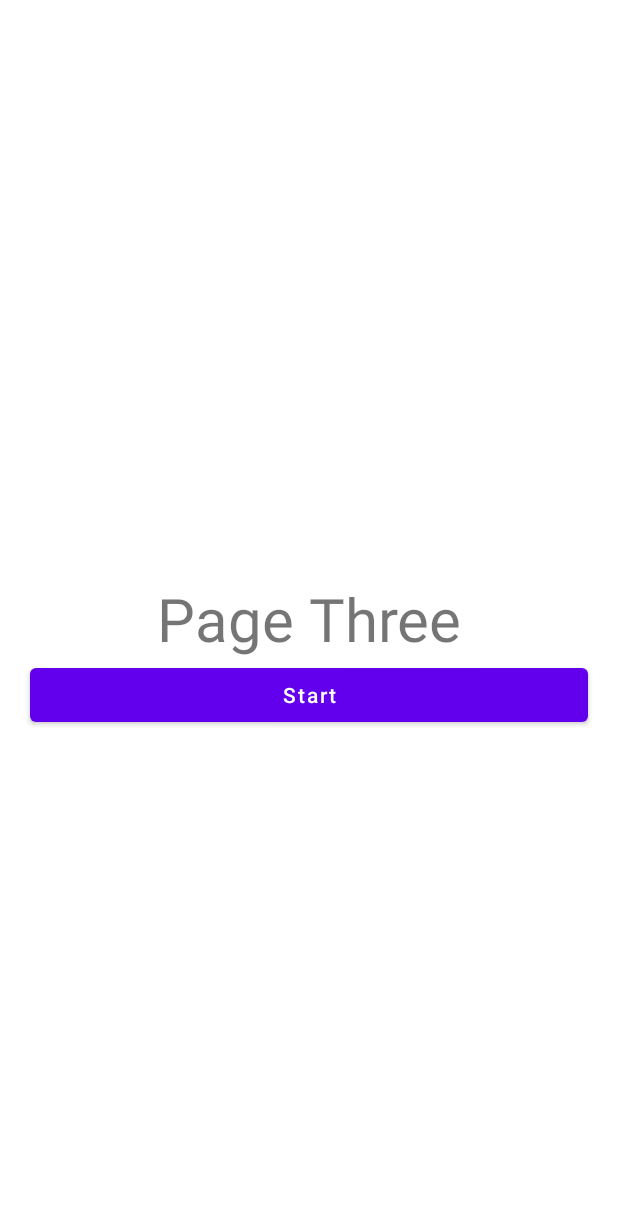
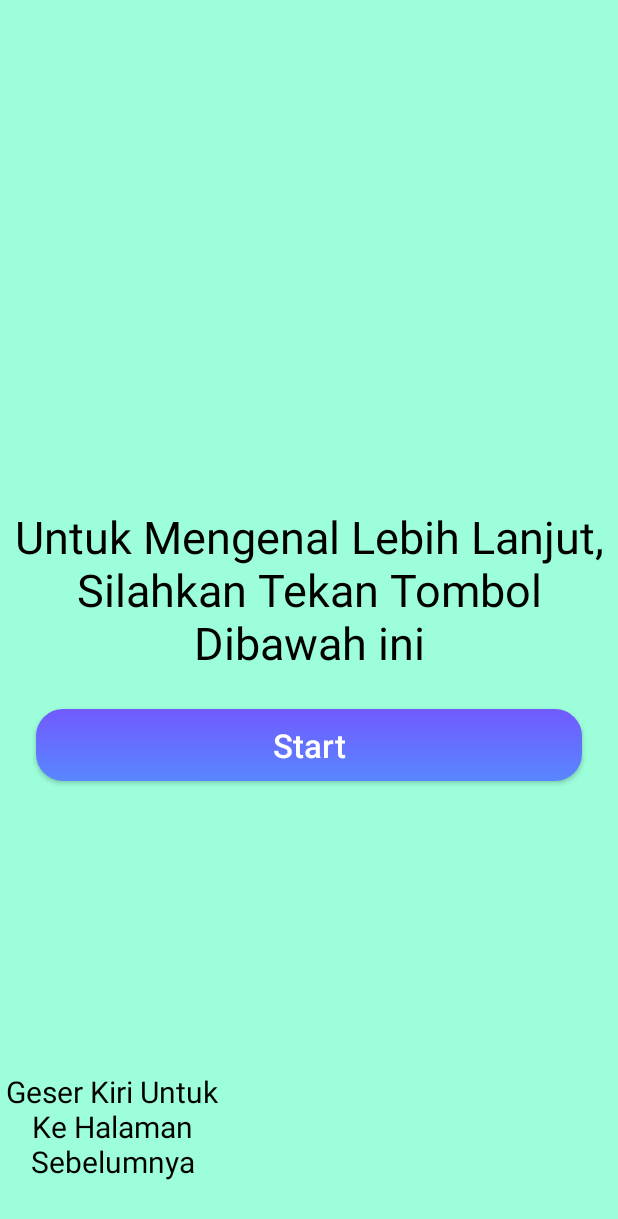
Before and after one commit to Tafriyadi27/TriSelfApps-AKB10119213UTS, an Android app: the layout activity_page_three_fragment.xml on its own in the app's theme, with its tools: preview values and no code run, on a phone screen of 412 x 824 dp. Shown: the top 1219 px of the screen. Run offline under Robolectric (Android 15) with nearby library versions, the phone set to English and light mode, and no system bars.

Commit message:
Design Viewpager

```diff
--- a/app/src/main/java/com/skullbreker/triselfapps/MainActivity.java
+++ b/app/src/main/java/com/skullbreker/triselfapps/MainActivity.java
@@ -30,7 +30,7 @@ public class MainActivity extends AppCompatActivity {
         // Passing each menu ID as a set of Ids because each
         // menu should be considered as top level destinations.
         AppBarConfiguration appBarConfiguration = new AppBarConfiguration.Builder(
-                R.id.navigation_home, R.id.navigation_daily, R.id.navigation_gallery, R.id.navigation_music)
+                R.id.navigation_home, R.id.navigation_daily, R.id.navigation_gallery, R.id.navigation_music , R.id.navigation_profile)
                 .build();
         NavController navController = Navigation.findNavController(this, R.id.nav_host_fragment_activity_main);
         NavigationUI.setupActionBarWithNavController(this, navController, appBarConfiguration);
--- /dev/null
+++ b/app/src/main/res/drawable/bg_button_gradient_yellow_rounded18.xml
@@ -0,0 +1,21 @@
+<?xml version="1.0" encoding="utf-8"?>
+<selector xmlns:android="http://schemas.android.com/apk/res/android">
+
+    <item android:state_enabled="true">
+        <shape android:shape="rectangle">
+            <corners android:radius="18dp" />
+
+            <gradient android:angle="270"
+                android:endColor="@color/cornflowerblue"
+                android:startColor="@color/mediumslateblue"
+                android:type="linear" />
+        </shape>
+    </item>
+
+    <item android:state_enabled="false">
+        <shape android:shape="rectangle">
+            <corners android:radius="18dp" />
+            <solid android:color="@color/colorCoolGrey" />
+        </shape>
+    </item>
+</selector>
--- a/app/src/main/res/layout/activity_main.xml
+++ b/app/src/main/res/layout/activity_main.xml
@@ -16,10 +16,9 @@
         app:layout_constraintBottom_toBottomOf="parent"
         app:layout_constraintLeft_toLeftOf="parent"
         app:layout_constraintRight_toRightOf="parent"
-        app:itemIconTint="@null"
         app:menu="@menu/bottom_nav_menu" />
 
-    <androidx.fragment.app.FragmentContainerView
+    <fragment
         android:id="@+id/nav_host_fragment_activity_main"
         android:name="androidx.navigation.fragment.NavHostFragment"
         android:layout_width="match_parent"
--- a/app/src/main/res/layout/activity_page_three_fragment.xml
+++ b/app/src/main/res/layout/activity_page_three_fragment.xml
@@ -4,29 +4,52 @@
     xmlns:tools="http://schemas.android.com/tools"
     android:layout_width="match_parent"
     android:layout_height="match_parent"
+    android:background="@color/aquamarine"
     tools:context=".PageThreeFragment">
 
     <TextView
         android:id="@+id/text"
         android:layout_width="wrap_content"
         android:layout_height="wrap_content"
+        android:gravity="center"
         android:text="@string/pagethree"
-        android:textSize="40sp"
+        android:textColor="@color/black"
+        android:textSize="30sp"
         app:layout_constraintBottom_toBottomOf="parent"
         app:layout_constraintEnd_toEndOf="parent"
+        app:layout_constraintHorizontal_bias="0.0"
         app:layout_constraintStart_toStartOf="parent"
-        app:layout_constraintTop_toTopOf="parent">
-    </TextView>
-        <Button
+        app:layout_constraintTop_toTopOf="parent"
+        app:layout_constraintVertical_bias="0.473"></TextView>
+
+    <androidx.appcompat.widget.AppCompatButton
         android:id="@+id/starthere"
         android:layout_width="match_parent"
         android:layout_height="wrap_content"
         android:layout_centerInParent="true"
+        android:layout_marginTop="24dp"
+        android:layout_marginStart="24dp"
+        android:layout_marginEnd="24dp"
+        android:background="@drawable/bg_button_gradient_yellow_rounded18"
         android:elevation="6dp"
         android:text="@string/start"
+        android:textSize="22sp"
         android:textAllCaps="false"
-            android:layout_marginStart="20dp"
-            android:layout_marginEnd="20dp"
-            app:layout_constraintTop_toBottomOf="@id/text">
-        </Button>
+        android:textColor="@color/white"
+        app:layout_constraintTop_toBottomOf="@id/text"
+        tools:layout_editor_absoluteX="20dp"></androidx.appcompat.widget.AppCompatButton>
+
+    <TextView
+        android:layout_width="150dp"
+        android:layout_height="145dp"
+        android:gravity="center"
+        android:text="@string/prevpage"
+        android:textColor="@color/black"
+        android:textSize="20sp"
+        app:layout_constraintBottom_toBottomOf="parent"
+        app:layout_constraintEnd_toEndOf="parent"
+        app:layout_constraintHorizontal_bias="0.0"
+        app:layout_constraintStart_toStartOf="parent"
+        app:layout_constraintTop_toTopOf="parent"
+        app:layout_constraintVertical_bias="1.0"></TextView>
 </androidx.constraintlayout.widget.ConstraintLayout>
--- a/app/src/main/res/values/colors.xml
+++ b/app/src/main/res/values/colors.xml
@@ -7,4 +7,12 @@
     <color name="teal_700">#FF018786</color>
     <color name="black">#FF000000</color>
     <color name="white">#FFFFFFFF</color>
+    <color name="mantis">#7BC950</color>
+    <color name="light_green">#7CE577</color>
+    <color name="aquamarine">#9CFFD9</color>
+    <color name="mediumslateblue">#715AFF</color>
+    <color name="colorBlack87">#de000000</color>
+    <color name="cornflowerblue">#5887FF</color>
+    <color name="colorCoolGrey">#bababb</color>
+
 </resources>
--- a/app/src/main/res/values/strings.xml
+++ b/app/src/main/res/values/strings.xml
@@ -7,7 +7,10 @@
     <string name="title_profile">Profile</string>
     <string name="lorem_ipsum">lorem ipsum</string>
     <string name="start">Start</string>
-    <string name="pageone">Page One</string>
-    <string name="pagetwo">Page Two</string>
-    <string name="pagethree">Page Three</string>
+    <string name="pageone">Selamat Datang Di Aplikasi TriSelf Apps</string>
+    <string name="nextpage">Geser Kanan Untuk Ke Halaman Selanjutnya</string>
+    <string name="pagetwo">Sebuah Aplikasi Pengenalan Diri Seorang Developer Skull Breaker Yang Bernama Tri Tafriyadi</string>
+    <string name="pagethree">Untuk Mengenal Lebih Lanjut, Silahkan Tekan Tombol Dibawah ini</string>
+    <string name="swipe_right_to_nsecond_view">Geser kanan Untuk ke halaman selanjutnya</string>
+    <string name="prevpage">Geser Kiri Untuk Ke Halaman Sebelumnya</string>
 </resources>
```
Also changed, not shown: app/src/main/res/layout/activity_page_one_fragment.xml (+32 -3 lines), app/src/main/res/layout/activity_page_two_fragment.xml (+44 -3 lines), app/src/main/res/drawable/welcome.png (added). Lines whose indentation alone changed are shown as unchanged.
